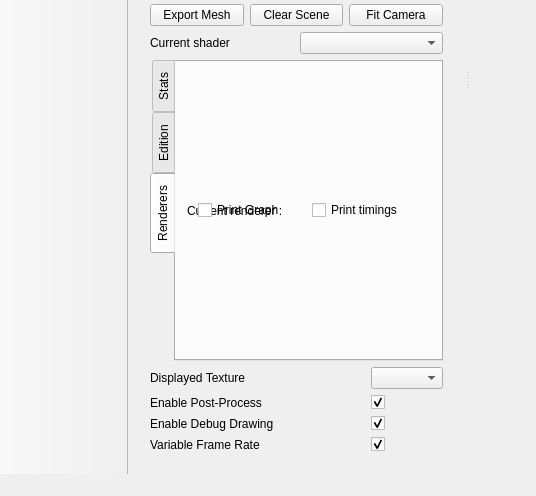
Before: the Qt Designer form Applications/MainApplication/Gui/ui/MainWindow.ui in STORM-IRIT/Radium-Engine, drawn with Qt 5; both pictures show x 0 to 536 and y 336 to 832 of the 1350 by 832 pixel window.
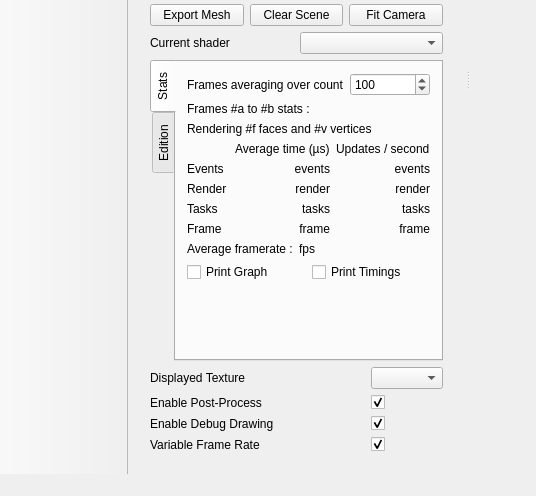
After: the same form once the commit is applied. The open tabs and pages were chosen to show the change. Icons and pictures are not drawn. Custom widgets are drawn as their Qt base class.

Commit message: Fix GUI according to tab widget and renderer menu ;

What changed in the file:
```diff
--- a/Applications/MainApplication/Gui/ui/MainWindow.ui
+++ b/Applications/MainApplication/Gui/ui/MainWindow.ui
@@ -446,6 +446,27 @@
                 </item>
                </layout>
               </item>
+              <item>
+               <layout class="QHBoxLayout" name="horizontalLayout">
+                <property name="bottomMargin">
+                 <number>0</number>
+                </property>
+                <item>
+                 <widget class="QCheckBox" name="m_printGraph">
+                  <property name="text">
+                   <string>Print Graph</string>
+                  </property>
+                 </widget>
+                </item>
+                <item>
+                 <widget class="QCheckBox" name="m_printTimings">
+                  <property name="text">
+                   <string>Print Timings</string>
+                  </property>
+                 </widget>
+                </item>
+               </layout>
+              </item>
               <item>
                <spacer name="verticalSpacer">
                 <property name="orientation">
@@ -466,36 +487,6 @@
               <string>Edition</string>
              </attribute>
             </widget>
-            <widget class="QWidget" name="tab_renderers">
-             <attribute name="title">
-              <string>Renderers</string>
-             </attribute>
-             <layout class="QHBoxLayout" name="horizontalLayout_2">
-              <item>
-               <widget class="QLabel" name="label_3">
-                <property name="text">
-                 <string>Current renderer :</string>
-                </property>
-                <layout class="QHBoxLayout" name="horizontalLayout">
-                 <item>
-                  <widget class="QCheckBox" name="m_printGraph">
-                   <property name="text">
-                    <string>Print Graph</string>
-                   </property>
-                  </widget>
-                 </item>
-                 <item>
-                  <widget class="QCheckBox" name="m_printTimings">
-                   <property name="text">
-                    <string>Print timings</string>
-                   </property>
-                  </widget>
-                 </item>
-                </layout>
-               </widget>
-              </item>
-             </layout>
-            </widget>
            </widget>
           </item>
          </layout>
```
Left out of the diff: 33 changed lines with no effect on the pictures.
